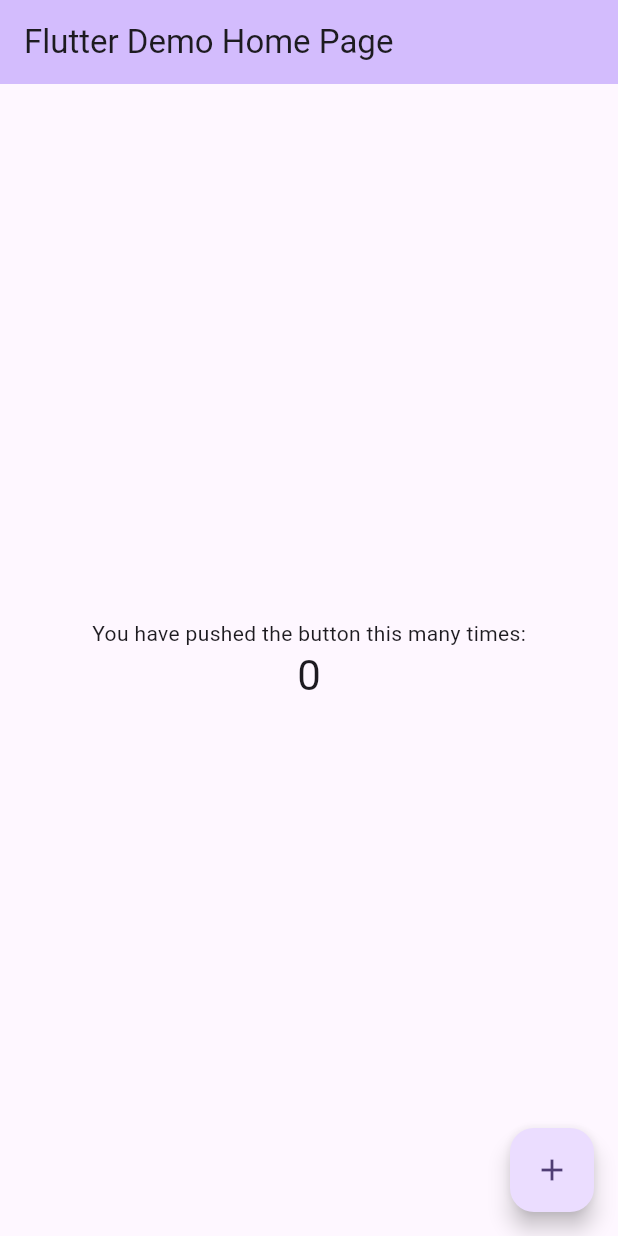
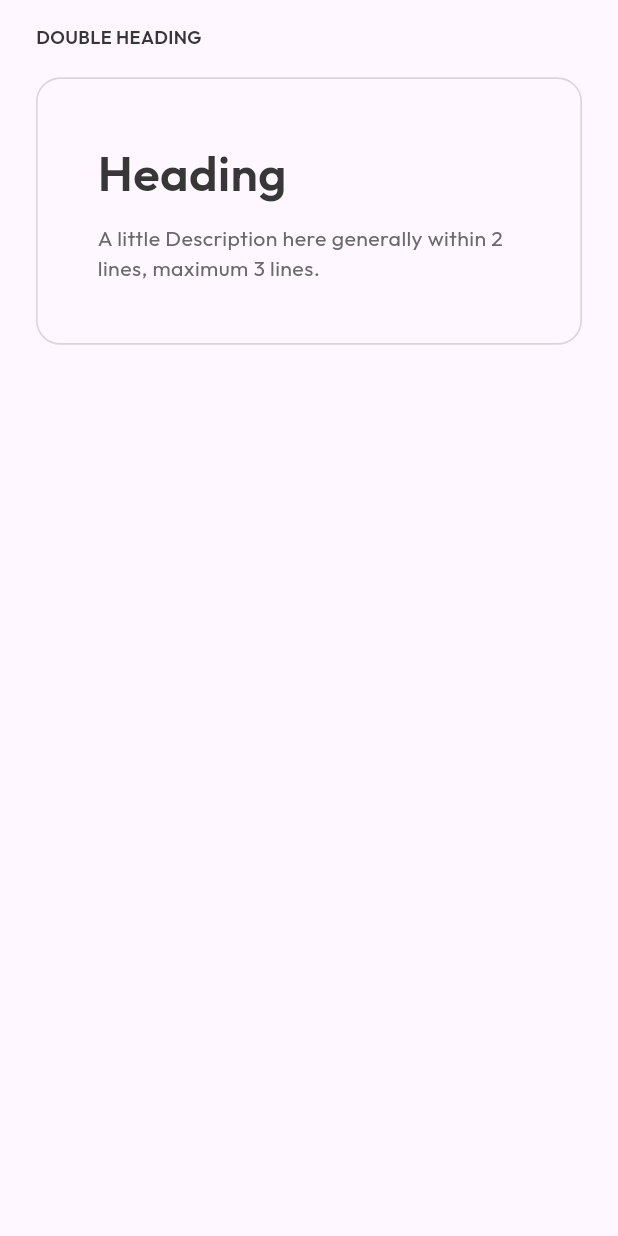
Before and after one commit to JaySoni26/Blogger, a Flutter app: the screen it shows after launch, on a phone screen of 412 x 824 dp. Run offline on Flutter 3.47's test engine with Material 3 defaults, Android fonts, the phone set to English and light mode, and no system bars; our stand-ins replace flutter_screenutil.

Commit message:
Project Setup

```diff
--- /dev/null
+++ b/lib/components/double_heading.dart
@@ -0,0 +1,32 @@
+import 'package:blogger/constants/colors.dart';
+import 'package:blogger/constants/typos.dart';
+import 'package:flutter/material.dart';
+import 'package:flutter_screenutil/flutter_screenutil.dart';
+
+class DoubleHeading extends StatelessWidget {
+  final String text1;
+  final String text2;
+
+  DoubleHeading({required this.text1, required this.text2});
+
+  @override
+  Widget build(BuildContext context) {
+    return Column(
+      mainAxisAlignment: MainAxisAlignment.start,
+      crossAxisAlignment: CrossAxisAlignment.start,
+      children: <Widget>[
+        Text(
+          text1,
+          style: H1_SemiBold.copyWith(color: kTextBlack),
+        ),
+        SizedBox(
+          height: 10.h, // Assuming you're using flutter_screenutil
+        ),
+        Text(
+          text2,
+          style: p_Regular.copyWith(color: kTextBlack_Light),
+        ),
+      ],
+    );
+  }
+}
--- /dev/null
+++ b/lib/constants/colors.dart
@@ -0,0 +1,6 @@
+import 'package:flutter/material.dart';
+
+final Color kBlack = Color(0xFF000000);
+final Color kTextBlack = Color(0xFF373737);
+final Color kTextBlack_Light = Color(0xFF6A6A6A);
+final Color kBlackBorder = Color(0xFF000000).withOpacity(0.14);
--- a/lib/main.dart
+++ b/lib/main.dart
@@ -1,4 +1,9 @@
+import 'package:blogger/components/double_heading.dart';
+import 'package:blogger/constants/colors.dart';
+import 'package:blogger/constants/typos.dart';
+import 'package:blogger/viewer.dart';
 import 'package:flutter/material.dart';
+import 'package:flutter_screenutil/flutter_screenutil.dart';
 
 void main() {
   runApp(const MyApp());
@@ -10,116 +15,38 @@ class MyApp extends StatelessWidget {
   // This widget is the root of your application.
   @override
   Widget build(BuildContext context) {
-    return MaterialApp(
-      title: 'Flutter Demo',
-      theme: ThemeData(
-        // This is the theme of your application.
-        //
-        // TRY THIS: Try running your application with "flutter run". You'll see
-        // the application has a purple toolbar. Then, without quitting the app,
-        // try changing the seedColor in the colorScheme below to Colors.green
-        // and then invoke "hot reload" (save your changes or press the "hot
-        // reload" button in a Flutter-supported IDE, or press "r" if you used
-        // the command line to start the app).
-        //
-        // Notice that the counter didn't reset back to zero; the application
-        // state is not lost during the reload. To reset the state, use hot
-        // restart instead.
-        //
-        // This works for code too, not just values: Most code changes can be
-        // tested with just a hot reload.
-        colorScheme: ColorScheme.fromSeed(seedColor: Colors.deepPurple),
-        useMaterial3: true,
+    return ScreenUtilInit(
+      designSize: const Size(375, 812),
+      minTextAdapt: true,
+      splitScreenMode: true,
+      builder: (context, child) => MaterialApp(
+        debugShowCheckedModeBanner: false,
+        title: "Blogger",
+        home: Scaffold(
+          body: SafeArea(
+            child: Padding(
+              padding: const EdgeInsets.symmetric(horizontal: 24),
+              child: Column(
+                mainAxisAlignment: MainAxisAlignment.start,
+                crossAxisAlignment: CrossAxisAlignment.start,
+                children: [
+                  SizedBox(
+                    height: 16.h,
+                  ),
+                  Viewer(
+                    title: 'DOUBLE HEADING',
+                    child: DoubleHeading(
+                      text1: 'Heading',
+                      text2:
+                          'A little Description here generally within 2 lines, maximum 3 lines.',
+                    ),
+                  ),
+                ],
+              ),
+            ),
+          ),
+        ),
       ),
-      home: const MyHomePage(title: 'Flutter Demo Home Page'),
     );
   }
 }
-
-class MyHomePage extends StatefulWidget {
-  const MyHomePage({super.key, required this.title});
-
-  // This widget is the home page of your application. It is stateful, meaning
-  // that it has a State object (defined below) that contains fields that affect
-  // how it looks.
-
-  // This class is the configuration for the state. It holds the values (in this
-  // case the title) provided by the parent (in this case the App widget) and
-  // used by the build method of the State. Fields in a Widget subclass are
-  // always marked "final".
-
-  final String title;
-
-  @override
-  State<MyHomePage> createState() => _MyHomePageState();
-}
-
-class _MyHomePageState extends State<MyHomePage> {
-  int _counter = 0;
-
-  void _incrementCounter() {
-    setState(() {
-      // This call to setState tells the Flutter framework that something has
-      // changed in this State, which causes it to rerun the build method below
-      // so that the display can reflect the updated values. If we changed
-      // _counter without calling setState(), then the build method would not be
-      // called again, and so nothing would appear to happen.
-      _counter++;
-    });
-  }
-
-  @override
-  Widget build(BuildContext context) {
-    // This method is rerun every time setState is called, for instance as done
-    // by the _incrementCounter method above.
-    //
-    // The Flutter framework has been optimized to make rerunning build methods
-    // fast, so that you can just rebuild anything that needs updating rather
-    // than having to individually change instances of widgets.
-    return Scaffold(
-      appBar: AppBar(
-        // TRY THIS: Try changing the color here to a specific color (to
-        // Colors.amber, perhaps?) and trigger a hot reload to see the AppBar
-        // change color while the other colors stay the same.
-        backgroundColor: Theme.of(context).colorScheme.inversePrimary,
-        // Here we take the value from the MyHomePage object that was created by
-        // the App.build method, and use it to set our appbar title.
-        title: Text(widget.title),
-      ),
-      body: Center(
-        // Center is a layout widget. It takes a single child and positions it
-        // in the middle of the parent.
-        child: Column(
-          // Column is also a layout widget. It takes a list of children and
-          // arranges them vertically. By default, it sizes itself to fit its
-          // children horizontally, and tries to be as tall as its parent.
-          //
-          // Column has various properties to control how it sizes itself and
-          // how it positions its children. Here we use mainAxisAlignment to
-          // center the children vertically; the main axis here is the vertical
-          // axis because Columns are vertical (the cross axis would be
-          // horizontal).
-          //
-          // TRY THIS: Invoke "debug painting" (choose the "Toggle Debug Paint"
-          // action in the IDE, or press "p" in the console), to see the
-          // wireframe for each widget.
-          mainAxisAlignment: MainAxisAlignment.center,
-          children: <Widget>[
-            const Text(
-              'You have pushed the button this many times:',
-            ),
-            Text(
-              '$_counter',
-              style: Theme.of(context).textTheme.headlineMedium,
-            ),
-          ],
-        ),
-      ),
-      floatingActionButton: FloatingActionButton(
-        onPressed: _incrementCounter,
-        tooltip: 'Increment',
-        child: const Icon(Icons.add),
-      ), // This trailing comma makes auto-formatting nicer for build methods.
-    );
-  }
-}
--- /dev/null
+++ b/lib/viewer.dart
@@ -0,0 +1,39 @@
+import 'package:flutter/material.dart';
+import 'package:flutter_screenutil/flutter_screenutil.dart';
+import 'package:blogger/constants/colors.dart';
+import 'package:blogger/constants/typos.dart';
+
+class Viewer extends StatelessWidget {
+  final String title;
+  final Widget child;
+
+  Viewer({required this.title, required this.child});
+
+  @override
+  Widget build(BuildContext context) {
+    return Flexible(
+      fit: FlexFit.tight,
+      child: Column(
+        crossAxisAlignment: CrossAxisAlignment.start,
+        children: <Widget>[
+          Text(
+            title,
+            style: ps_SemiBold.copyWith(color: kTextBlack),
+          ),
+          SizedBox(height: 18.h),
+          Container(
+            padding: EdgeInsets.all(40.0),
+            decoration: BoxDecoration(
+              border: Border.all(
+                color: kBlackBorder,
+                width: 1.w,
+              ),
+              borderRadius: BorderRadius.circular(16.h),
+            ),
+            child: child,
+          ),
+        ],
+      ),
+    );
+  }
+}
```
Also changed, not shown: lib/constants/typos.dart (added, +131 -0 lines), pubspec.yaml (+15 -27 lines), assets/font/Outfit-Medium.ttf (added), assets/font/Outfit-Regular.ttf (added), assets/font/Outfit-SemiBold.ttf (added), pubspec.lock.
